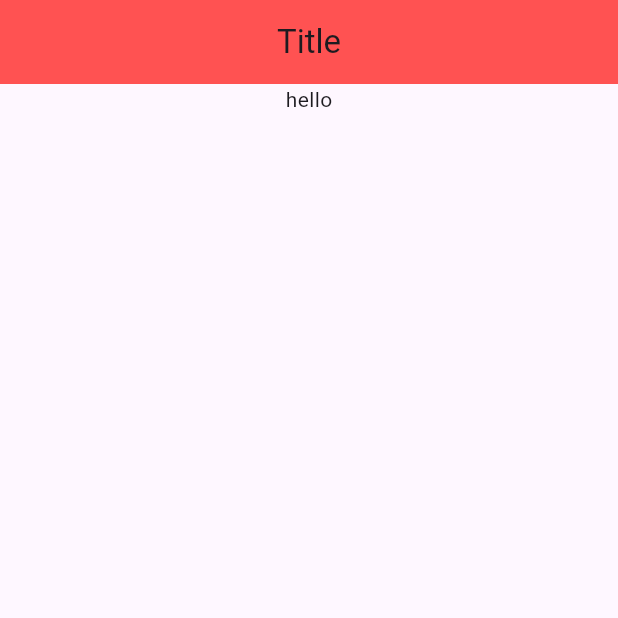
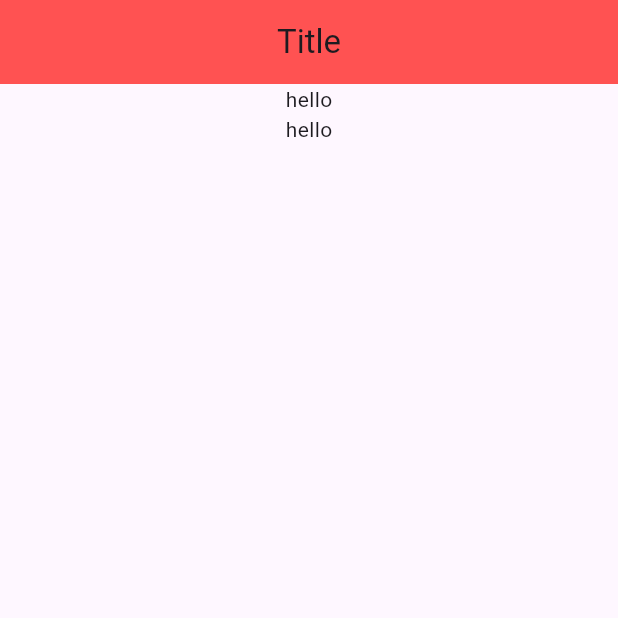
Before and after one commit to dw0124/Flutter_Start, a Flutter app: the MyHomePage screen opened directly, on a phone screen of 412 x 824 dp, the top half of it. Run offline on Flutter 3.47's test engine with Material 3 defaults, Android fonts, the phone set to English and light mode, and no system bars; our stand-ins replace fluttertoast.

Commit message:
확인 20:56

```diff
--- a/lib/main.dart
+++ b/lib/main.dart
@@ -52,6 +52,7 @@ class MyHomePage extends StatelessWidget {
               //mainAxisAlignment: MainAxisAlignment.center,
               children: [
                 Text("hello"),
+                Text("hello"),
               ],
             ),
       ),
```
